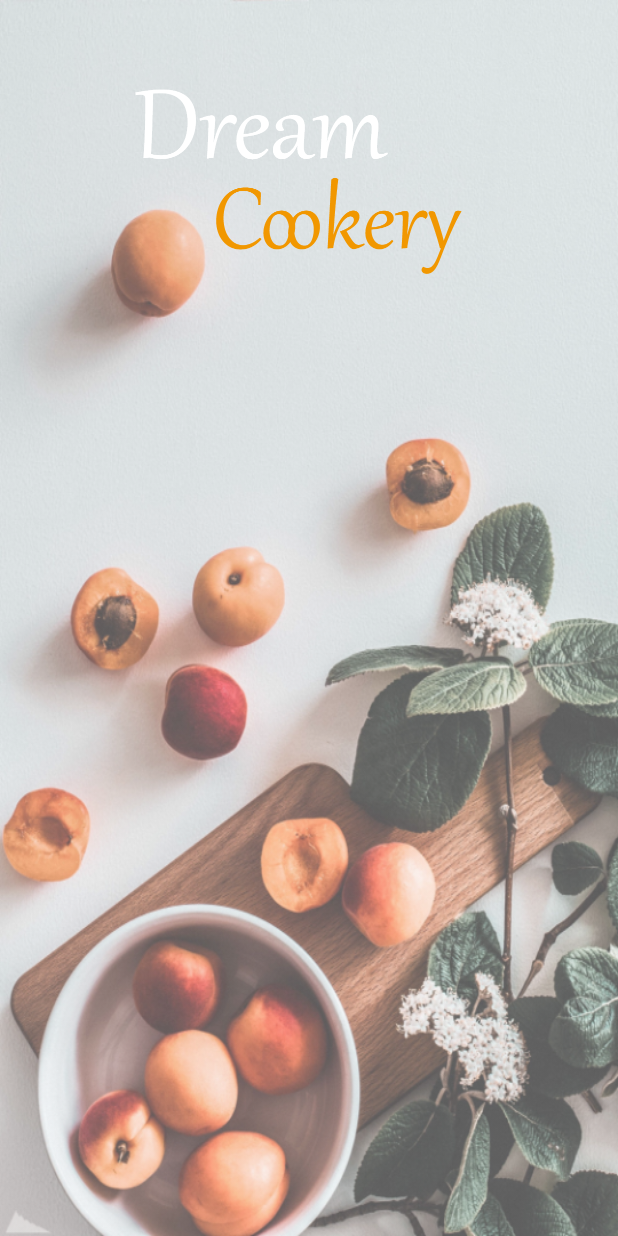
After one commit to Jy-Yang22/Mobile_Assignment, an Android app: the RegisterActivity screen opened directly, with no data from a screen before it, on a phone screen of 412 x 824 dp. The commit adds this screen. Run offline under Robolectric (Android 15) with nearby library versions, the phone set to English and light mode, and no system bars; Roboto replaces fonts that are not available here.

Commit message:
commit by Eric

```diff
--- a/app/src/main/AndroidManifest.xml
+++ b/app/src/main/AndroidManifest.xml
@@ -9,6 +9,7 @@
         android:roundIcon="@mipmap/ic_launcher_round"
         android:supportsRtl="true"
         android:theme="@style/AppTheme">
+        <activity android:name=".RegisterActivity"></activity>
         <activity android:name=".editProfileView" />
         <activity android:name=".aboutUsView" />
         <activity android:name=".profilePageView" />
--- /dev/null
+++ b/app/src/main/java/com/example/dream_cookery/RegisterActivity.java
@@ -0,0 +1,14 @@
+package com.example.dream_cookery;
+
+import androidx.appcompat.app.AppCompatActivity;
+
+import android.os.Bundle;
+
+public class RegisterActivity extends AppCompatActivity {
+
+    @Override
+    protected void onCreate(Bundle savedInstanceState) {
+        super.onCreate(savedInstanceState);
+        setContentView(R.layout.activity_register);
+    }
+}
--- /dev/null
+++ b/app/src/main/res/layout/activity_register.xml
@@ -0,0 +1,24 @@
+<?xml version="1.0" encoding="utf-8"?>
+<androidx.constraintlayout.widget.ConstraintLayout
+    xmlns:android="http://schemas.android.com/apk/res/android"
+    xmlns:app="http://schemas.android.com/apk/res-auto"
+    xmlns:tools="http://schemas.android.com/tools"
+    android:layout_width="match_parent"
+    android:background="@drawable/background"
+    android:layout_height="match_parent">
+
+    <ImageView
+        android:id="@+id/register_logo"
+        android:layout_width="wrap_content"
+        android:layout_height="wrap_content"
+        android:layout_marginTop="50dp"
+        android:src="@drawable/dream_cookery_heading"
+        app:layout_constraintEnd_toEndOf="parent"
+        app:layout_constraintStart_toStartOf="parent"
+        app:layout_constraintTop_toTopOf="parent"/>
+
+
+
+
+
+</androidx.constraintlayout.widget.ConstraintLayout>
```
Also changed, not shown: app/build.gradle (+8 -0 lines), app/src/main/java/com/example/dream_cookery/MainActivity.java (+14 -1 lines), app/src/main/res/layout/login_screen.xml (+27 -12 lines).
